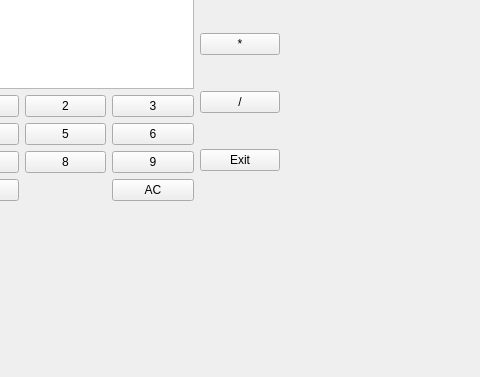
gmb9/QT-Work, file calculator.ui: the form before one commit; both pictures show x 143 to 623 and y 223 to 600 of the 800 by 600 pixel window.
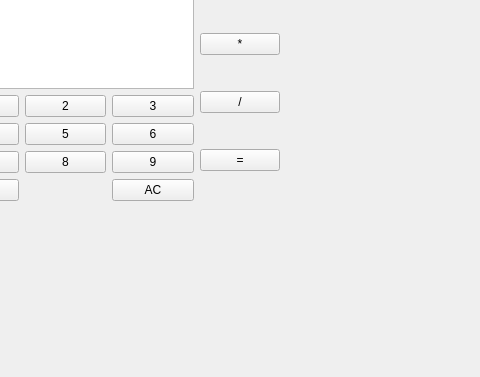
The form after the commit.

Commit message: added function to 0-9, +, -, *, /, and clear

Patch:
```diff
--- a/calculator.ui
+++ b/calculator.ui
@@ -145,7 +145,7 @@
        <item>
         <widget class="QPushButton" name="pushButton_2">
          <property name="text">
-          <string>Exit</string>
+          <string>=</string>
          </property>
         </widget>
        </item>
```
Left out of the diff: 4 changed lines with no effect on the pictures. The commit also changes 1 other file.
